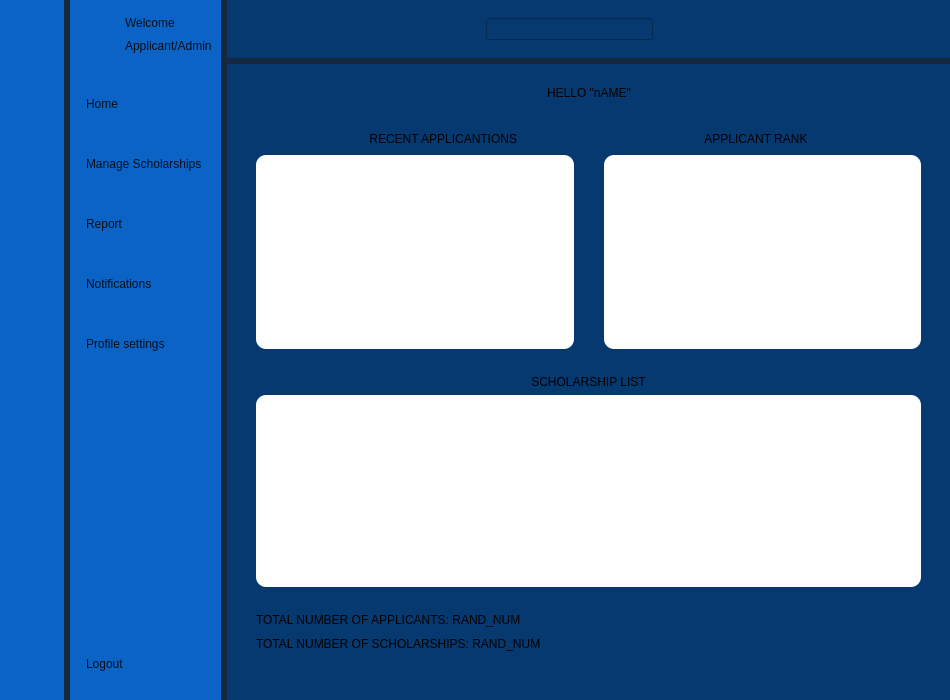
This is SholarshipManagementSystem/homePage/dash.ui in YNCO10/scholarshipManagementSystem as Qt 5 draws it before an edit. The edited form follows.
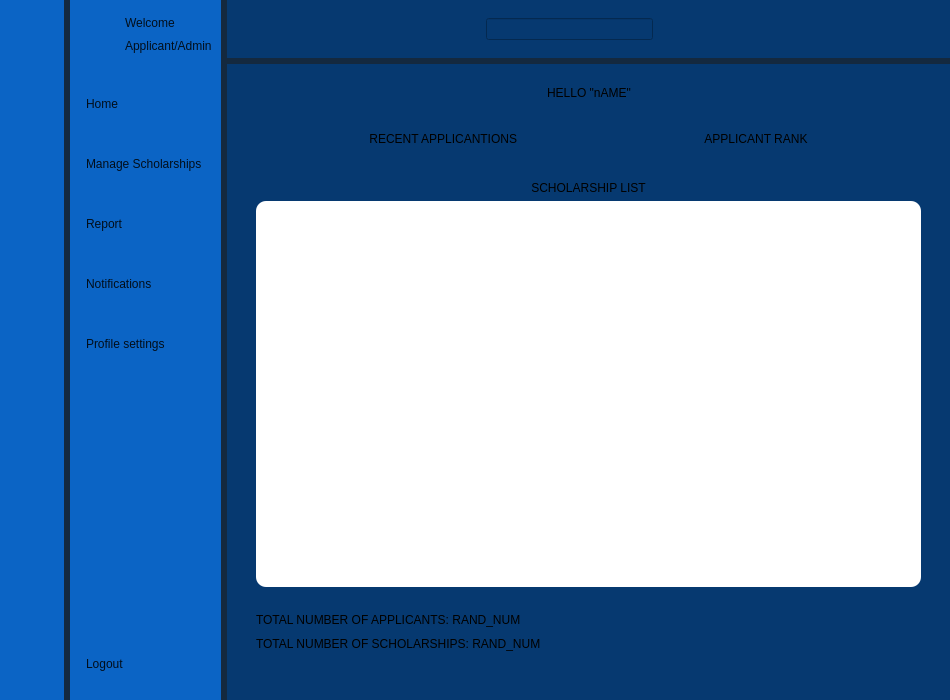
This is the edited form. The open tabs and pages were chosen to show the change. Icons and pictures are not drawn.

```diff
--- a/SholarshipManagementSystem/homePage/dash.ui
+++ b/SholarshipManagementSystem/homePage/dash.ui
@@ -355,10 +355,10 @@
               <number>20</number>
              </property>
              <item>
-              <widget class="QTableWidget" name="recentApplicationsTableWidget"/>
+              <widget class="QWidget" name="chartWidget" native="true"/>
              </item>
              <item>
-              <widget class="QTableWidget" name="applicantRankTableWidget"/>
+              <widget class="QWidget" name="chart2Widget" native="true"/>
              </item>
             </layout>
            </item>
```
Left out of the diff: 2 changed lines with no effect on the pictures.
